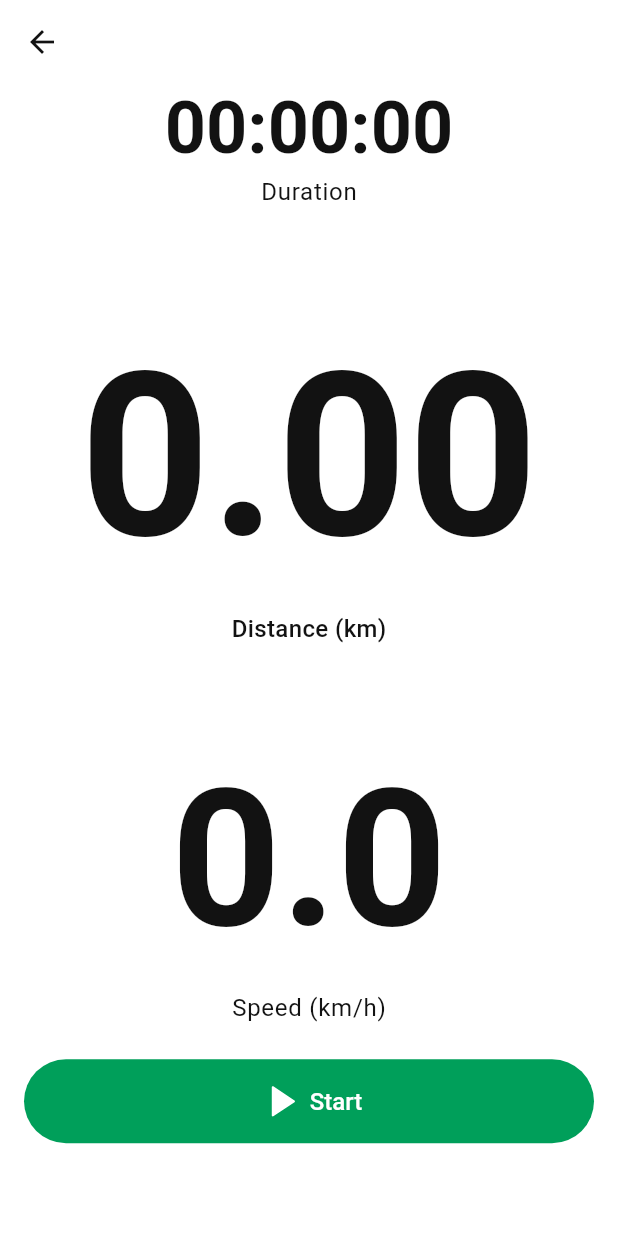
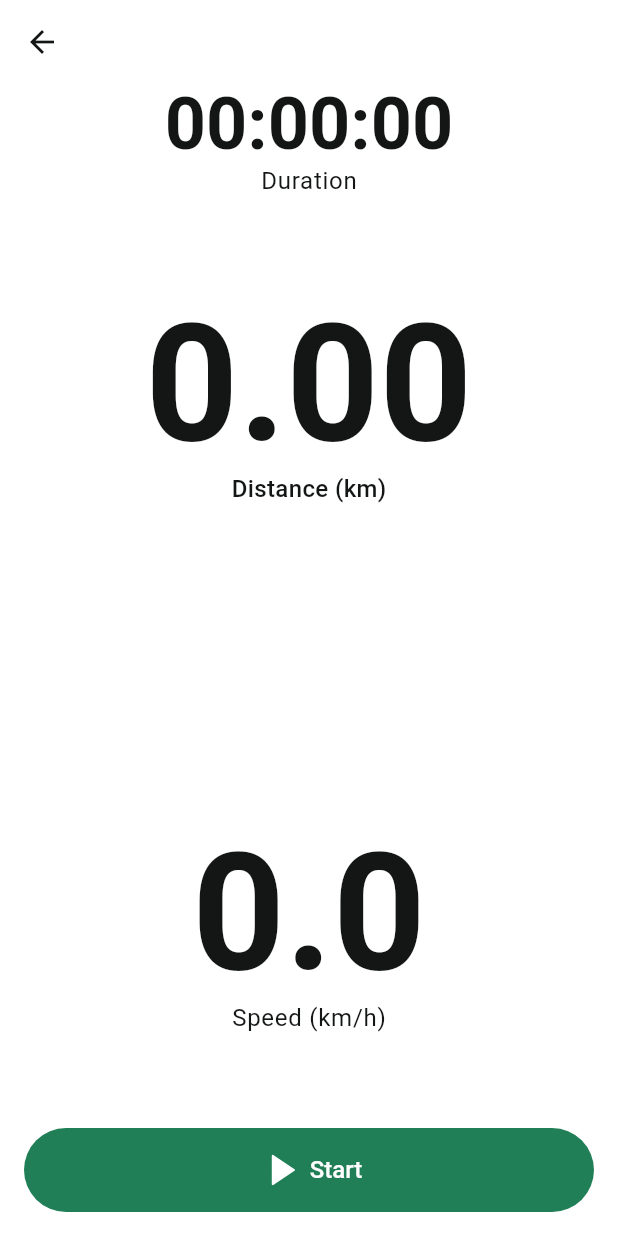
Before and after one commit to Roma220342/VeloTracker, a Flutter app: the TrackScreen screen opened directly, on a phone screen of 412 x 824 dp. Run offline on Flutter 3.47's test engine with Material 3 defaults, Android fonts, the phone set to English and light mode, and no system bars; our stand-ins replace dio, flutter_map, flutter_secure_storage, flutter_svg, geolocator, google_sign_in and 4 more; accounts and stored records are empty.

Commit message:
Change Colors, adaprive ride screen

```diff
--- a/lib/screens/track_screns/track_screen.dart
+++ b/lib/screens/track_screns/track_screen.dart
@@ -116,8 +116,6 @@
   Widget build(BuildContext context) {
     final theme = Theme.of(context);
     final bool isPaused = _currentState == TrackingState.paused;
-    final screenHeight = MediaQuery.of(context).size.height;
-    final padding64 = screenHeight * 0.075;
 
     return ListenableBuilder(
         listenable: SettingsController(),
@@ -138,61 +136,93 @@
                 onPressed: _onBackPressed,
               ),
             ),
-            body: Column(
+            // SafeArea захищає від накладання на Dynamic Island зверху та Home Indicator знизу
+            body: SafeArea(
+              child: Column(
                 children: [
+                  // ТАЙМЕР
                   Container(
                     width: double.infinity,
                     color: isPaused ? pauseColor : theme.colorScheme.surface,
                     padding: const EdgeInsets.only(bottom: 8),
                     child: Column(
                       children: [
-                      Text(
+                        FittedBox(
+                          fit: BoxFit.scaleDown,
+                          child: Text(
                             _formatDuration(_currentData.duration),
-                        style: theme.textTheme.headlineLarge?.copyWith(fontSize: 48),
+                            // height: 1.1 прибирає зайве пусте місце над/під шрифтом
+                            style: theme.textTheme.headlineLarge?.copyWith(fontSize: 48, height: 1.1),
+                          ),
                         ),
                         Text('Duration', style: theme.textTheme.bodyLarge),
                       ],
                     ),
                   ),
 
-                SizedBox(height: padding64),
+                  // Гнучкий простір замість жорсткого padding64
+                  const Spacer(flex: 1),
 
+                  // ЦЕНТРАЛЬНА ЧАСТИНА: ДИСТАНЦІЯ ТА ШВИДКІСТЬ
                   Expanded(
+                    flex: 8, // Віддаємо максимум вільного місця під блок з цифрами
+                    child: Padding(
+                      // Горизонтальні відступи обов'язкові, щоб FittedBox знав межі звуження
+                      padding: const EdgeInsets.symmetric(horizontal: 24.0),
                       child: Column(
+                        mainAxisAlignment: MainAxisAlignment.center,
                         children: [
                           // Дистанція
-                      Text(
+                          Flexible(
+                            child: FittedBox(
+                              fit: BoxFit.scaleDown,
+                              child: Text(
                                 displayDist.toStringAsFixed(2),
-                        style: theme.textTheme.headlineLarge?.copyWith(fontSize: 152),
+                                style: theme.textTheme.headlineLarge?.copyWith(
+                                  fontSize: 152,
+                                  height: 1.0,
                                 ),
-                      const SizedBox(height: 8),
+                              ),
+                            ),
+                          ),
+                          const SizedBox(height: 4),
                           Text('Distance (${settings.distanceUnit})',
                               style: theme.textTheme.bodyMedium),
 
-                      SizedBox(height: padding64),
+                          // Пружина між дистанцією та швидкістю
+                          const Spacer(flex: 2),
 
-                      // --- 👇 ЗМІНИ ТУТ 👇 ---
-                      // Швидкість (Best Practice: Прямий Text для миттєвого відображення)
-                      // Ми прибрали TweenAnimationBuilder, щоб не було жодного лагу
-                      Text(
+                          // Швидкість
+                          Flexible(
+                            child: FittedBox(
+                              fit: BoxFit.scaleDown,
+                              child: Text(
                                 displaySpeed.toStringAsFixed(1),
-                        style: theme.textTheme.headlineLarge?.copyWith(fontSize: 128),
+                                style: theme.textTheme.headlineLarge?.copyWith(
+                                  fontSize: 128,
+                                  height: 1.0,
                                 ),
-                      // -----------------------
-
-                      const SizedBox(height: 8),
+                              ),
+                            ),
+                          ),
+                          const SizedBox(height: 4),
                           Text('Speed (${settings.speedUnit})',
                               style: theme.textTheme.bodyLarge),
                         ],
                       ),
                     ),
+                  ),
+
+                  const Spacer(flex: 1),
 
                   // НИЗ: КНОПКИ
                   Padding(
-                  padding: EdgeInsets.only(bottom: padding64, left: 16, right: 16),
+                    // Зменшили нижній відступ до 16, оскільки SafeArea вже додає відступ від краю
+                    padding: const EdgeInsets.only(bottom: 16, left: 16, right: 16),
                     child: _buildControlButtons(),
                   ),
                 ],
+              ),
             ),
           );
         });
```
Also changed, not shown: lib/theme/app_theme.dart (+9 -9 lines), lib/widgets/rides_widgets/ride_card.dart (+3 -15 lines). Lines whose indentation alone changed are shown as unchanged.
